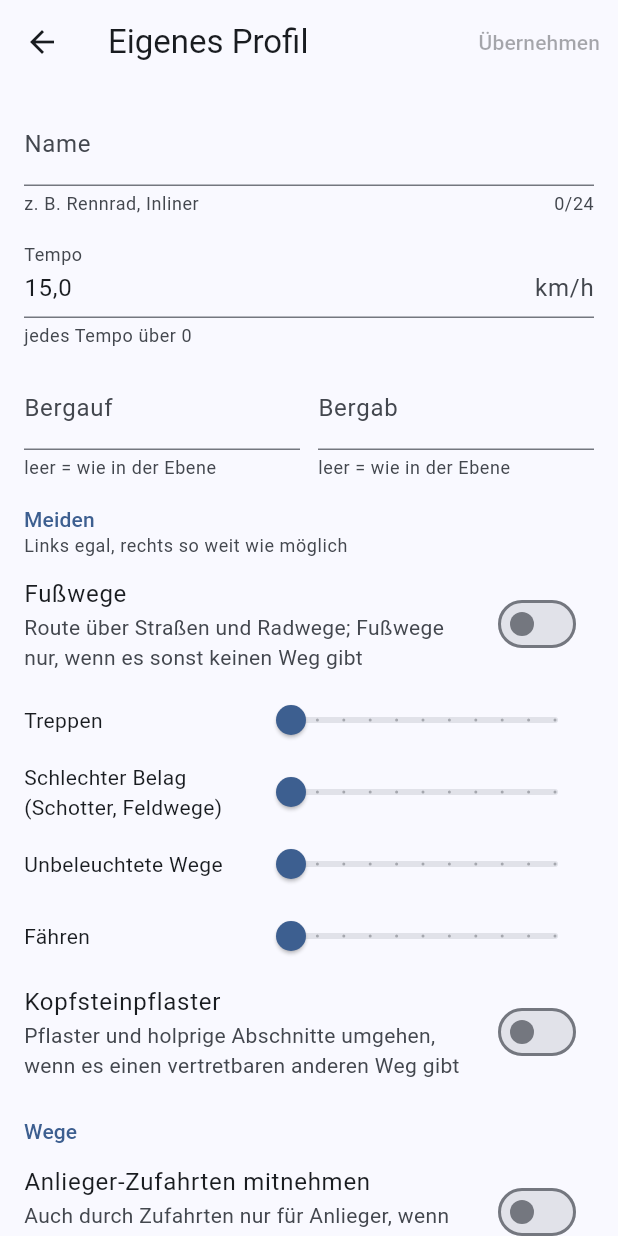
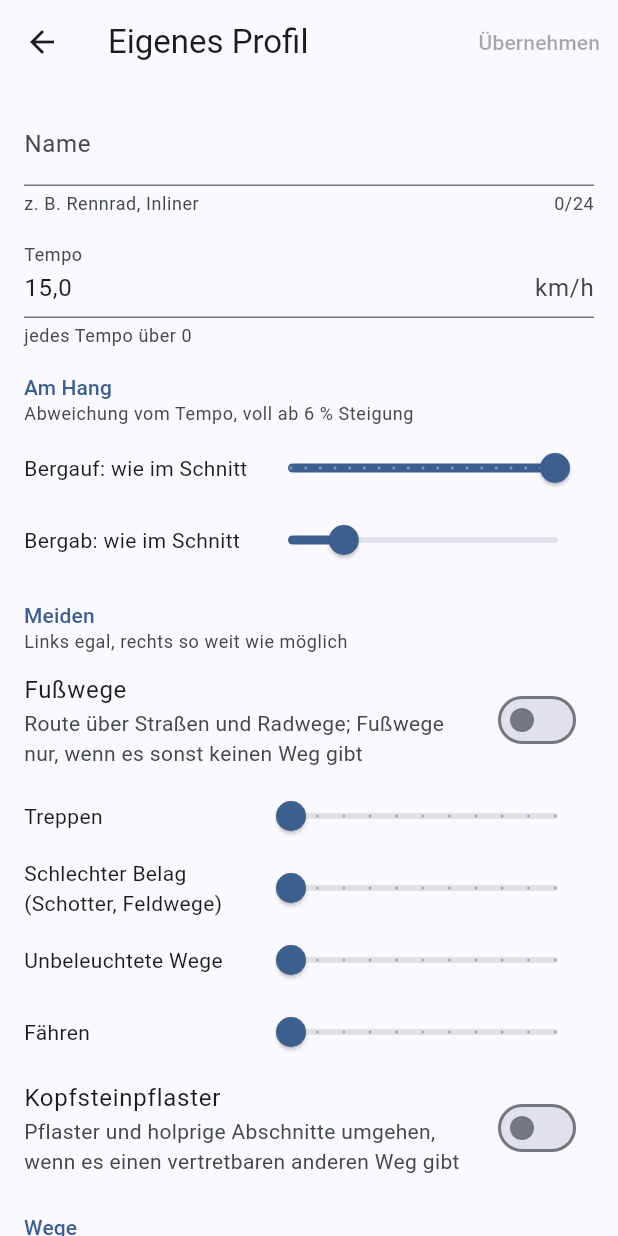
Before and after one commit to Lord3n20/SchnellWeg, a Flutter app: the TempoSeite screen opened directly, after a tap on "Auto", after a tap on "Profil", on a phone screen of 412 x 824 dp. Run offline on Flutter 3.47's test engine with Material 3 defaults, Android fonts, the phone set to English and light mode, and no system bars; our stand-ins replace file_picker, flutter_map, flutter_secure_storage, latlong2, sqflite; missing offline and left inert: pmtiles, vector_map_tiles, vector_map_tiles_pmtiles; accounts and stored records are empty.

Commit message:
Hang als Regler in Prozent vom Tempo statt km/h-Feldern (D-44)
Co-Authored-By: Claude Opus 5.5 <noreply@anthropic.com>

```diff
--- a/app/lib/tempo.dart
+++ b/app/lib/tempo.dart
@@ -53,6 +53,9 @@ const _alteFuss = {'normal', 'schnell'};
 /// Puffer ums Gehtempo in beide Richtungen (D-33): so weit daneben gilt noch als normales Tempo.
 const tempoPuffer = 0.2;
 
+/// Abweichung vom Tempo am Hang in % (D-44), Schritte wie der Regler.
+const aufBereich = (-90, 0), abBereich = (-50, 200), hangSchritt = 5;
+
 enum GehStufe { entspannter, normal, schneller }
 
 /// Wie man zum ersten Halt gehen muss: Zugangsweg `weg` (beim Gehtempo `kmh` gerechnet), `frei` bis zur Abfahrt.
@@ -73,6 +76,7 @@ class TempoProfil {
   Map<String, dynamic> meiden; // Stufen 0–1 und Schalter wie in /v1/route (D-34); fehlt = egal
   bool ticket; // Fahrradticket nötig: nur Anzeige in der App
   bool fern; // Fernverkehr zulassen
+  int auf = 0, ab = 0; // bergauf/bergab: Abweichung vom Tempo in % (D-44)
 
   TempoProfil(this.name, this.art, this.kmh, [this.gemessen]) : meiden = {}, ticket = false, fern = false;
 
@@ -86,6 +90,15 @@ class TempoProfil {
         ticket = j['ticket'] == true,
         fern = j['fern'] == true {
     if (!erlaubt(kmh)) throw const FormatException('kmh');
+    auf = _prozent(j['auf'], meiden.remove('kmh_auf'), aufBereich);
+    ab = _prozent(j['ab'], meiden.remove('kmh_ab'), abBereich);
+  }
+
+  /// Gespeicherte Abweichung; 0.2.4 hat stattdessen km/h unter `meiden` abgelegt.
+  int _prozent(Object? p, Object? alt, (int, int) b) {
+    final v = p is num ? p.toDouble() : (alt is num && alt > 0 ? (alt / kmh - 1) * 100 : 0.0);
+    if (!v.isFinite) return 0;
+    return ((v / hangSchritt).round() * hangSchritt).clamp(b.$1, b.$2);
   }
 
   static String? _titel(Object? t) => t is String && t.trim().isNotEmpty ? t : null;
@@ -111,8 +124,19 @@ class TempoProfil {
   double get max => grenzen[art]!.$2;
 
   /// Für /v1/route: `art` nur bei festen Regeln (Auto; zu Fuß ohne Meiden wie ältere Apps), sonst entscheidet `meiden`.
-  String? get serverArt => art == 'auto' || (art == 'fuss' && meiden.isEmpty) ? art : null;
-  Map<String, dynamic>? get serverMeiden => meiden.isEmpty && !eigen ? null : meiden;
+  String? get serverArt => art == 'auto' || (art == 'fuss' && _ohneRegeln) ? art : null;
+  Map<String, dynamic>? get serverMeiden => _ohneRegeln && !eigen
+      ? null
+      : {
+          ...meiden,
+          if (art != 'auto' && auf != 0) 'kmh_auf': _hangKmh(auf),
+          if (art != 'auto' && ab != 0) 'kmh_ab': _hangKmh(ab),
+        };
+
+  bool get _ohneRegeln => meiden.isEmpty && (art == 'auto' || auf == 0 && ab == 0);
+
+  /// Der Server nimmt km/h bis 200 an; so folgt der Hang dem gemessenen Tempo.
+  double _hangKmh(int prozent) => (kmh * (1 + prozent / 100)).clamp(0.01, 200.0).toDouble();
 
   double stufe(String k) => (meiden[k] as num?)?.toDouble() ?? 0;
 
@@ -129,6 +153,8 @@ class TempoProfil {
         if (meiden.isNotEmpty) 'meiden': meiden,
         if (ticket) 'ticket': true,
         if (fern) 'fern': true,
+        if (auf != 0) 'auf': auf,
+        if (ab != 0) 'ab': ab,
       };
 }
 
--- a/app/lib/tempo_messen.dart
+++ b/app/lib/tempo_messen.dart
@@ -149,25 +149,11 @@ class _ProfilSeiteState extends State<ProfilSeite> {
   late final TempoProfil p = widget.p;
   late final _name = TextEditingController(text: p.titel ?? (widget.neu ? '' : p.anzeige));
   late final _tempo = TextEditingController(text: p.kmh.toString().replaceAll('.', ','));
-  late final _auf = TextEditingController(text: _hangText('kmh_auf'));
-  late final _ab = TextEditingController(text: _hangText('kmh_ab'));
-
-  String _hangText(String k) => p.stufe(k) > 0 ? p.stufe(k).toString().replaceAll('.', ',') : '';
-
-  /// Tempo bergauf/bergab: leer = wie in der Ebene (null), sonst 0 < v ≤ 200; -1 = ungültig.
-  double? _hang(TextEditingController c) {
-    final t = c.text.trim();
-    if (t.isEmpty) return null;
-    final v = double.tryParse(t.replaceAll(',', '.'));
-    return v != null && v > 0 && v <= 200 ? v : -1;
-  }
 
   @override
   void dispose() {
     _name.dispose();
     _tempo.dispose();
-    _auf.dispose();
-    _ab.dispose();
     super.dispose();
   }
 
@@ -176,7 +162,7 @@ class _ProfilSeiteState extends State<ProfilSeite> {
     return v != null && p.erlaubt(v) ? v : null;
   }
 
-  bool get _ok => _kmh != null && (!p.eigen || _name.text.trim().isNotEmpty) && _hang(_auf) != -1 && _hang(_ab) != -1;
+  bool get _ok => _kmh != null && (!p.eigen || _name.text.trim().isNotEmpty);
 
   void _uebernehmen() {
     if ((_kmh! - p.kmh).abs() >= 0.05) {
@@ -184,19 +170,28 @@ class _ProfilSeiteState extends State<ProfilSeite> {
       p.gemessen = null;
     }
     if (p.eigen) p.titel = _name.text.trim();
-    if (p.messbar) {
-      p.setzen('kmh_auf', _hang(_auf));
-      p.setzen('kmh_ab', _hang(_ab));
-    }
     if (p.meiden['bus'] == true || p.meiden['oev'] == true) p.meiden.remove('bus_min'); // ausgeblendet, soll nicht mitgehen
     Navigator.pop(context, p);
   }
 
-  Widget _hangFeld(String titel, TextEditingController c) => TextField(
-        controller: c,
-        keyboardType: const TextInputType.numberWithOptions(decimal: true),
-        decoration: InputDecoration(labelText: titel, suffixText: 'km/h', helperText: 'leer = wie in der Ebene', errorText: _hang(c) == -1 ? 'über 0 bis 200' : null),
-        onChanged: (_) => setState(() {}),
+  Widget _hangRegler(String titel, int wert, (int, int) b, void Function(int) setzen) => Padding(
+        padding: const EdgeInsets.symmetric(horizontal: 16),
+        child: Row(children: [
+          Expanded(
+            flex: 2,
+            child: Text('$titel: ${wert == 0 ? 'wie im Schnitt' : '${wert.abs()} % ${wert < 0 ? 'langsamer' : 'schneller'}'}'),
+          ),
+          Expanded(
+            flex: 3,
+            child: Slider(
+              value: wert.toDouble(),
+              min: b.$1.toDouble(),
+              max: b.$2.toDouble(),
+              divisions: (b.$2 - b.$1) ~/ hangSchritt,
+              onChanged: (v) => setState(() => setzen(v.round())),
+            ),
+          ),
+        ]),
       );
 
   Widget _schalter(String titel, String k, {String? unter}) => SwitchListTile(
@@ -235,15 +230,11 @@ class _ProfilSeiteState extends State<ProfilSeite> {
             onChanged: (_) => setState(() {}),
           ),
         ),
-        if (!auto)
-          Padding(
-            padding: const EdgeInsets.fromLTRB(16, 12, 16, 0),
-            child: Row(children: [
-              Expanded(child: _hangFeld('Bergauf', _auf)),
-              const SizedBox(width: 12),
-              Expanded(child: _hangFeld('Bergab', _ab)),
-            ]),
-          ),
+        if (!auto) ...[
+          const _Ueberschrift('Am Hang', 'Abweichung vom Tempo, voll ab 6 % Steigung'),
+          _hangRegler('Bergauf', p.auf, aufBereich, (v) => p.auf = v),
+          _hangRegler('Bergab', p.ab, abBereich, (v) => p.ab = v),
+        ],
         const _Ueberschrift('Meiden', 'Links egal, rechts so weit wie möglich'),
         if (p.eigen)
           _schalter('Fußwege', 'fusswege', unter: 'Route über Straßen und Radwege; Fußwege nur, wenn es sonst keinen Weg gibt'),
--- a/app/pubspec.yaml
+++ b/app/pubspec.yaml
@@ -1,7 +1,7 @@
 name: schnellweg
 description: "A new Flutter project."
 publish_to: 'none'
-version: 0.2.4+6
+version: 0.2.5+7
 
 environment:
   sdk: ^3.13.7
```
Also changed, not shown: 2 other files.
